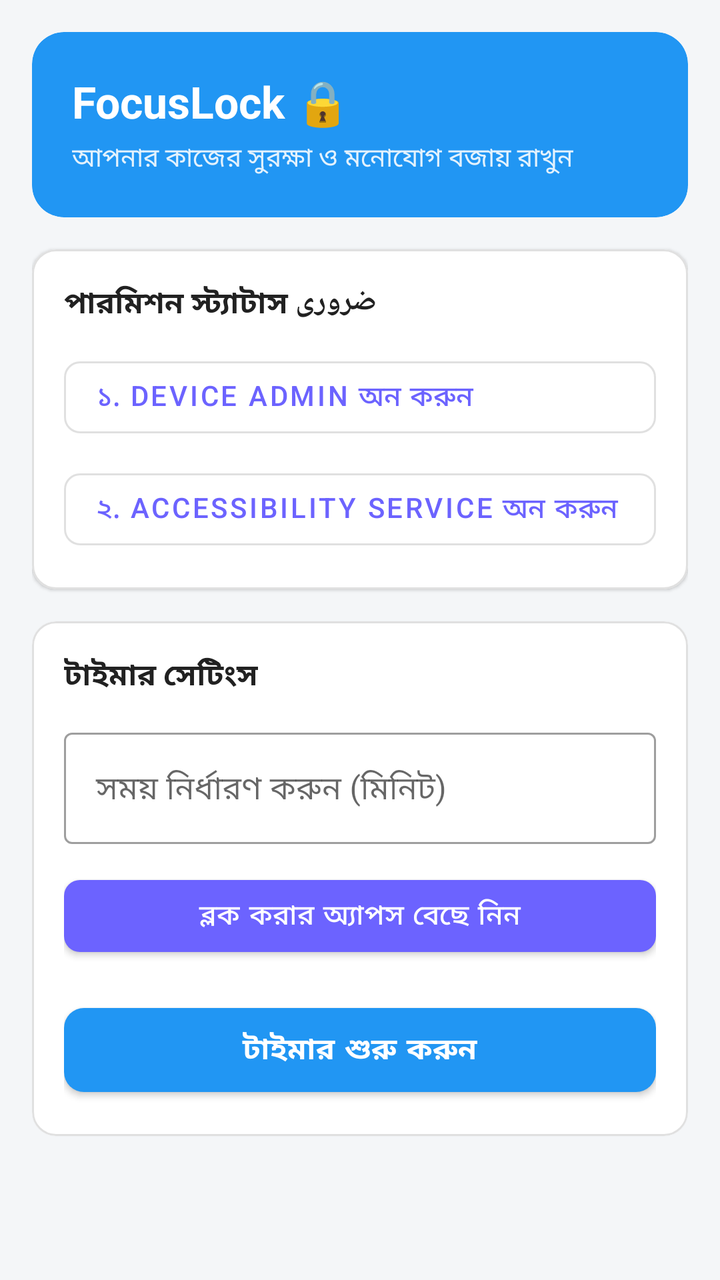
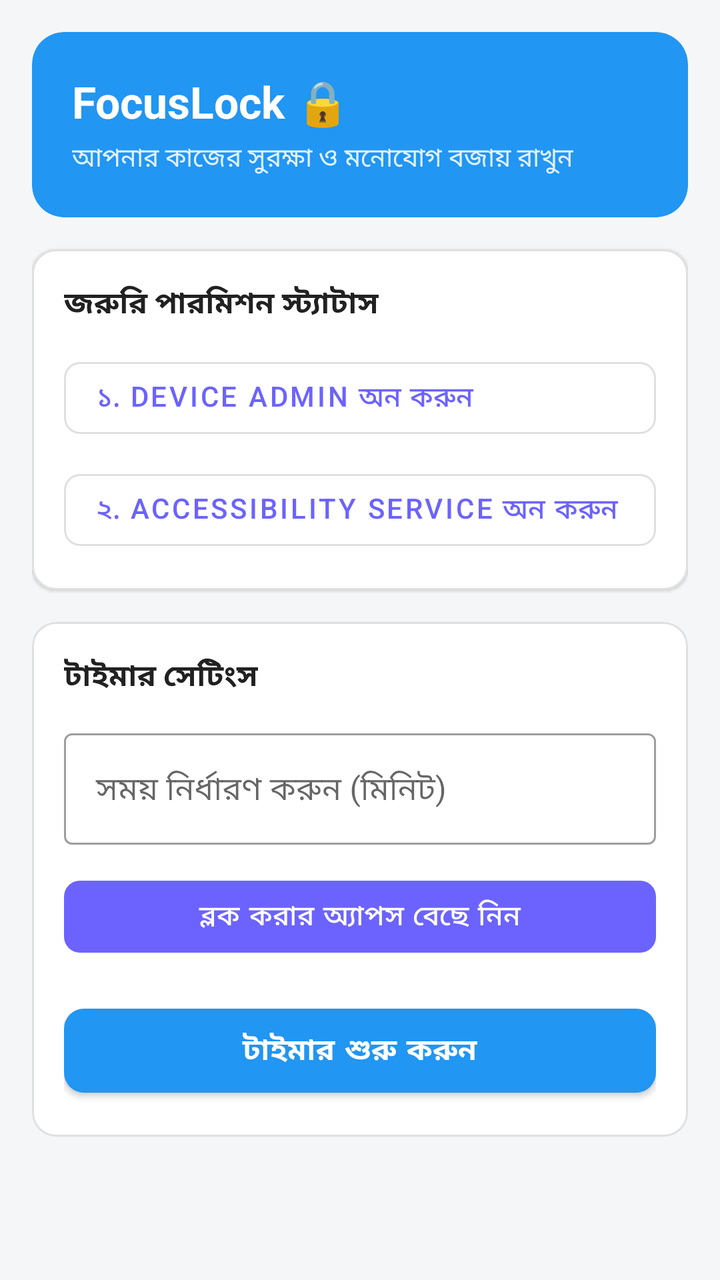

An Android layout rendered at two revisions. The XML below is the earlier revision; the diff shows what the commit changed to produce the second picture.
<!-- AndroidManifest.xml: application theme Theme.FocusLock -->
<!-- res/layout/activity_main.xml -->
<?xml version="1.0" encoding="utf-8"?>
<ScrollView xmlns:android="http://schemas.android.com/apk/res/android"
    xmlns:app="http://schemas.android.com/apk/res-auto"
    android:layout_width="match_parent"
    android:layout_height="match_parent"
    android:background="#F4F6F8"
    android:fillViewport="true">

    <LinearLayout
        android:layout_width="match_parent"
        android:layout_height="wrap_content"
        android:orientation="vertical"
        android:padding="16dp">

        
        <com.google.android.material.card.MaterialCardView
            android:layout_width="match_parent"
            android:layout_height="wrap_content"
            android:layout_marginBottom="16dp"
            app:cardCornerRadius="16dp"
            app:cardElevation="0dp"
            app:strokeWidth="0dp"
            app:cardBackgroundColor="#2196F3">

            <LinearLayout
                android:layout_width="match_parent"
                android:layout_height="wrap_content"
                android:orientation="vertical"
                android:padding="20dp">

                <TextView
                    android:layout_width="wrap_content"
                    android:layout_height="wrap_content"
                    android:text="FocusLock 🔒"
                    android:textColor="@android:color/white"
                    android:textSize="22sp"
                    android:textStyle="bold" />

                <TextView
                    android:layout_width="wrap_content"
                    android:layout_height="wrap_content"
                    android:layout_marginTop="4dp"
                    android:text="আপনার কাজের সুরক্ষা ও মনোযোগ বজায় রাখুন"
                    android:textColor="#E3F2FD"
                    android:textSize="13sp" />
            </LinearLayout>
        </com.google.android.material.card.MaterialCardView>

        
        <com.google.android.material.card.MaterialCardView
            android:layout_width="match_parent"
            android:layout_height="wrap_content"
            android:layout_marginBottom="16dp"
            app:cardCornerRadius="12dp"
            app:cardElevation="1dp"
            app:strokeColor="#E0E0E0"
            app:strokeWidth="1dp"
            app:cardBackgroundColor="@android:color/white">

            <LinearLayout
                android:layout_width="match_parent"
                android:layout_height="wrap_content"
                android:orientation="vertical"
                android:padding="16dp">

                <TextView
                    android:layout_width="wrap_content"
                    android:layout_height="wrap_content"
                    android:text="ضروری পারমিশন স্ট্যাটাস"
                    android:textColor="#212121"
                    android:textSize="15sp"
                    android:textStyle="bold"
                    android:layout_marginBottom="12dp"/>

                <com.google.android.material.button.MaterialButton
                    android:id="@+id/btnDeviceAdmin"
                    style="@style/Widget.MaterialComponents.Button.OutlinedButton"
                    android:layout_width="match_parent"
                    android:layout_height="wrap_content"
                    android:text="১. Device Admin অন করুন"
                    android:textAlignment="textStart"
                    app:cornerRadius="8dp" />

                <com.google.android.material.button.MaterialButton
                    android:id="@+id/btnAccessibility"
                    style="@style/Widget.MaterialComponents.Button.OutlinedButton"
                    android:layout_width="match_parent"
                    android:layout_height="wrap_content"
                    android:layout_marginTop="8dp"
                    android:text="২. Accessibility Service অন করুন"
                    android:textAlignment="textStart"
                    app:cornerRadius="8dp" />
            </LinearLayout>
        </com.google.android.material.card.MaterialCardView>

        
        <com.google.android.material.card.MaterialCardView
            android:layout_width="match_parent"
            android:layout_height="wrap_content"
            android:layout_marginBottom="16dp"
            app:cardCornerRadius="12dp"
            app:cardElevation="1dp"
            app:strokeColor="#E0E0E0"
            app:strokeWidth="1dp"
            app:cardBackgroundColor="@android:color/white">

            <LinearLayout
                android:layout_width="match_parent"
                android:layout_height="wrap_content"
                android:orientation="vertical"
                android:padding="16dp">

                <TextView
                    android:layout_width="wrap_content"
                    android:layout_height="wrap_content"
                    android:text="টাইমার সেটিংস"
                    android:textColor="#212121"
                    android:textSize="15sp"
                    android:textStyle="bold"
                    android:layout_marginBottom="12dp"/>

                <com.google.android.material.textfield.TextInputLayout
                    style="@style/Widget.MaterialComponents.TextInputLayout.OutlinedBox"
                    android:layout_width="match_parent"
                    android:layout_height="wrap_content"
                    android:hint="সময় নির্ধারণ করুন (মিনিট)">

                    <com.google.android.material.textfield.TextInputEditText
                        android:id="@+id/etTimerMinutes"
                        android:layout_width="match_parent"
                        android:layout_height="wrap_content"
                        android:inputType="number" />
                </com.google.android.material.textfield.TextInputLayout>

                <com.google.android.material.button.MaterialButton
                    android:id="@+id/btnSelectApps"
                    style="@style/Widget.MaterialComponents.Button.TonalButton"
                    android:layout_width="match_parent"
                    android:layout_height="wrap_content"
                    android:layout_marginTop="12dp"
                    android:text="ব্লক করার অ্যাপস বেছে নিন"
                    app:cornerRadius="8dp" />

                <com.google.android.material.button.MaterialButton
                    android:id="@+id/btnStartTimer"
                    android:layout_width="match_parent"
                    android:layout_height="54dp"
                    android:layout_marginTop="16dp"
                    android:text="টাইমার শুরু করুন"
                    android:textSize="15sp"
                    android:textStyle="bold"
                    app:cornerRadius="10dp"
                    app:backgroundTint="#2196F3"/>
            </LinearLayout>
        </com.google.android.material.card.MaterialCardView>

    </LinearLayout>
</ScrollView>
<!-- resources referenced by this layout -->
<resources>
  <style name="Theme.FocusLock" parent="Theme.MaterialComponents.DayNight.NoActionBar">
          <item name="colorPrimary">@color/primary</item>
          <item name="colorPrimaryDark">@color/primary_dark</item>
          <item name="colorAccent">@color/accent</item>
          <item name="android:windowBackground">@color/bg</item>
          <item name="android:statusBarColor">@color/bg</item>
          <item name="android:navigationBarColor">@color/bg</item>
      </style>
  <color name="primary">#6C63FF</color>
  <color name="primary_dark">#4B44CC</color>
  <color name="accent">#00D9A5</color>
  <color name="bg">#0F1115</color>
</resources>

<!-- the commit's change to res/layout/activity_main.xml (unified diff, before → after) -->
@@ -66,7 +66,7 @@
                 <TextView
                     android:layout_width="wrap_content"
                     android:layout_height="wrap_content"
-                    android:text="ضروری পারমিশন স্ট্যাটাস"
+                    android:text="জরুরি পারমিশন স্ট্যাটাস"
                     android:textColor="#212121"
                     android:textSize="15sp"
                     android:textStyle="bold"
@@ -134,7 +134,7 @@
 
                 <com.google.android.material.button.MaterialButton
                     android:id="@+id/btnSelectApps"
-                    style="@style/Widget.MaterialComponents.Button.TonalButton"
+                    style="@style/Widget.MaterialComponents.Button.UnelevatedButton"
                     android:layout_width="match_parent"
                     android:layout_height="wrap_content"
                     android:layout_marginTop="12dp"
